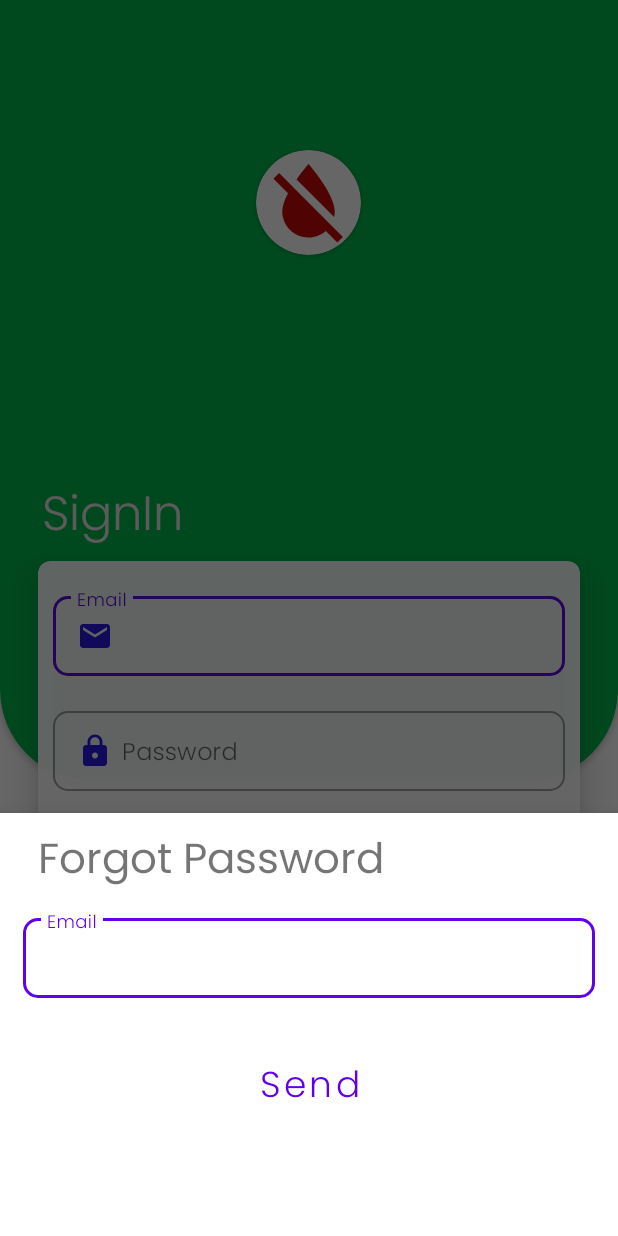
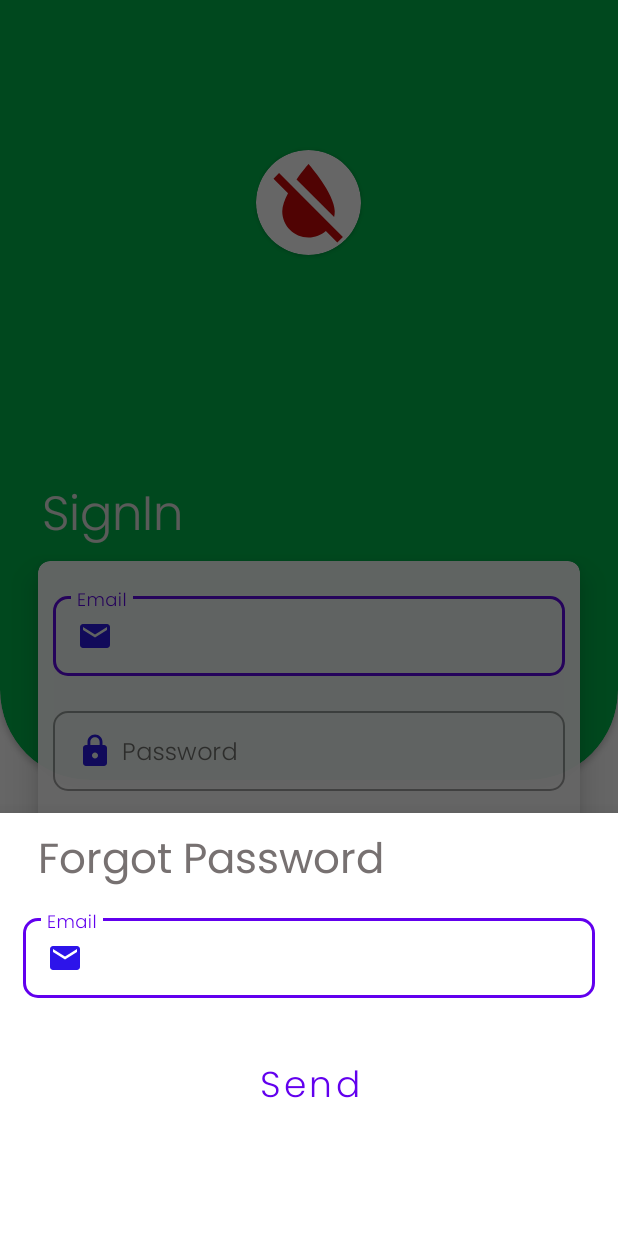
Before and after one commit to Rajkishan0406/Plasma, an Android app: the screen it shows after launch (MainActivity), after a tap on "Forgot Password?", on a phone screen of 412 x 824 dp. Run offline under Robolectric (Android 15) with nearby library versions, the phone set to English and light mode, and no system bars; our stand-ins replace Firebase (no records; nobody signed in at launch, a user with empty details on screens opened directly); libraries missing offline, so code that uses them is left out: soup.neumorphism; plain views replace NeumorphButton; 4 statements that could not run were skipped.

Commit message:
Colour changes for dark theme continue..

```diff
--- a/app/src/main/res/layout/fragment_donation__give_.xml
+++ b/app/src/main/res/layout/fragment_donation__give_.xml
@@ -3,6 +3,7 @@
     xmlns:tools="http://schemas.android.com/tools"
     android:layout_width="match_parent"
     android:layout_height="match_parent"
+    android:background="@color/white"
     xmlns:app="http://schemas.android.com/apk/res-auto"
     tools:context=".Dashboard.Setting.Donation_Give_Fragment">
 
--- a/app/src/main/res/layout/fragment_forgot_password.xml
+++ b/app/src/main/res/layout/fragment_forgot_password.xml
@@ -5,6 +5,7 @@
     xmlns:app="http://schemas.android.com/apk/res-auto"
     android:layout_gravity="bottom"
     android:layout_height="360dp"
+    android:background="@color/white"
     tools:context=".Authentication.ForgotPassword">
 
     <LinearLayout
@@ -18,6 +19,7 @@
             android:layout_height="wrap_content"
             android:layout_marginLeft="25dp"
             android:layout_marginTop="10dp"
+            android:textColor="@color/text_color_primary"
             android:text="Forgot Password"
             android:fontFamily="@font/poppins_regular"
             android:textSize="28dp"/>
@@ -32,6 +34,7 @@
             android:hint="Email"
             android:layout_marginLeft="15dp"
             android:layout_marginRight="15dp"
+            android:textColorHint="@color/text_color_primary"
             android:layout_marginTop="8dp"
             android:layout_marginBottom="25dp"
             style="@style/Widget.MaterialComponents.TextInputLayout.OutlinedBox.Dense">
@@ -39,6 +42,8 @@
             <com.google.android.material.textfield.TextInputEditText
                 android:id="@+id/email"
                 android:layout_width="match_parent"
+                android:drawablePadding="5dp"
+                android:drawableLeft="@drawable/ic_baseline_email_24"
                 android:fontFamily="@font/poppins_light"
                 android:layout_height="wrap_content"/>
 
--- a/app/src/main/res/layout/fragment_login.xml
+++ b/app/src/main/res/layout/fragment_login.xml
@@ -111,6 +111,7 @@
                 android:alpha="0.95"
                 app:cardElevation="12dp"
                 android:layout_marginRight="25dp"
+                app:cardBackgroundColor="@color/white"
                 android:layout_marginLeft="25dp"
                 android:layout_alignParentBottom="true"
                 android:layout_marginBottom="150dp">
@@ -126,9 +127,11 @@
                         android:layout_marginRight="10dp"
                         android:layout_below="@+id/text_login"
                         android:id="@+id/emialll"
+                        android:textColor="@color/text_color_primary"
                         android:layout_marginTop="18dp"
                         app:boxCornerRadiusBottomEnd="10dp"
                         app:boxCornerRadiusBottomStart="10dp"
+                        android:textColorHint="@color/text_color_primary"
                         app:boxCornerRadiusTopStart="10dp"
                         app:boxCornerRadiusTopEnd="10dp"
                         android:hint="Email"
@@ -138,6 +141,7 @@
                         <com.google.android.material.textfield.TextInputEditText
                             android:id="@+id/email"
                             android:fontFamily="@font/poppins_light"
+                            android:textColor="@color/black"
                             android:layout_width="match_parent"
                             android:layout_height="match_parent"
                             android:drawableLeft="@drawable/ic_baseline_email_24"
@@ -155,6 +159,7 @@
                         app:boxCornerRadiusTopStart="10dp"
                         app:boxCornerRadiusTopEnd="10dp"
                         android:layout_marginTop="18dp"
+                        android:textColorHint="@color/text_color_primary"
                         android:hint="Password"
                         android:layout_marginLeft="10dp"
                         style="@style/Widget.MaterialComponents.TextInputLayout.OutlinedBox.Dense">
@@ -163,6 +168,7 @@
                             android:id="@+id/password"
                             android:layout_width="match_parent"
                             android:fontFamily="@font/poppins_light"
+                            android:textColor="@color/black"
                             android:layout_height="match_parent"
                             android:drawableLeft="@drawable/ic_baseline_lock_24"
                             android:inputType="textPassword"
--- a/app/src/main/res/layout/fragment_update_profile.xml
+++ b/app/src/main/res/layout/fragment_update_profile.xml
@@ -592,6 +592,7 @@
                 android:layout_alignParentBottom="true"
                 android:text="Submit"
                 android:layout_marginBottom="10dp"
+                app:neumorph_backgroundColor="@color/normal_card_background"
                 android:textAlignment="center"
                 android:textAllCaps="false"
                 android:textColor="@color/design_default_color_primary"
```
Also changed, not shown: app/src/main/res/layout/fragment_donation__g__details.xml (+8 -0 lines), app/src/main/res/layout/fragment_filter.xml (+9 -0 lines), app/src/main/res/layout/fragment_request_apply_bottom_nav.xml (+6 -2 lines), app/src/main/res/layout/fragment_sign_up.xml (+8 -0 lines).
